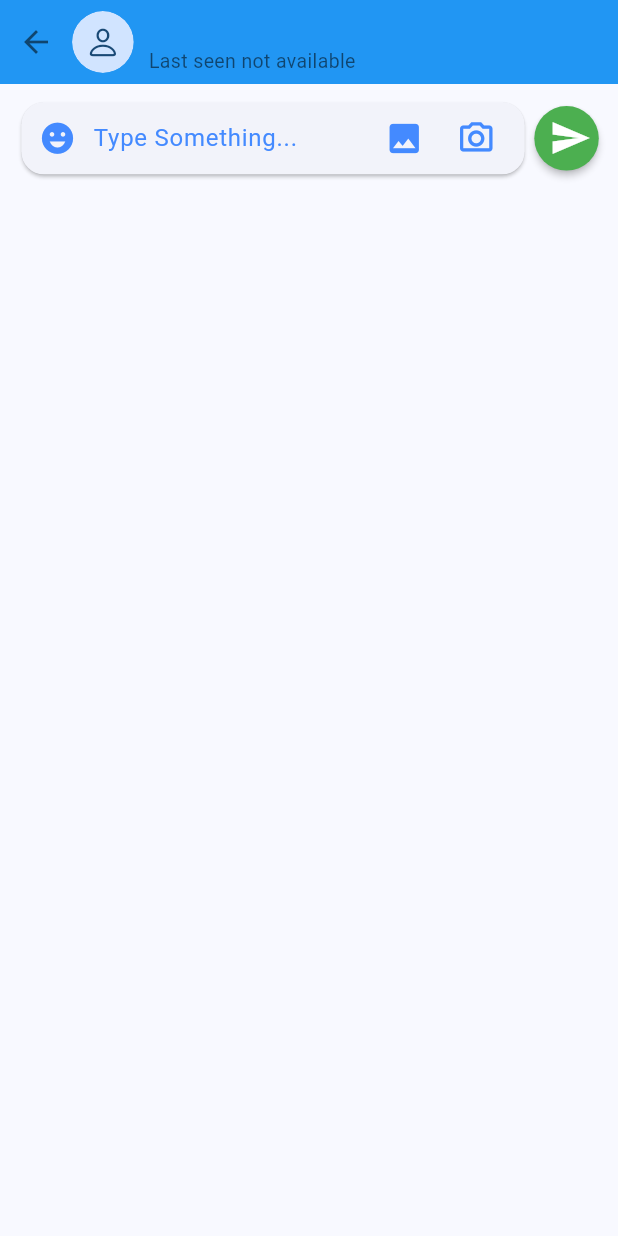
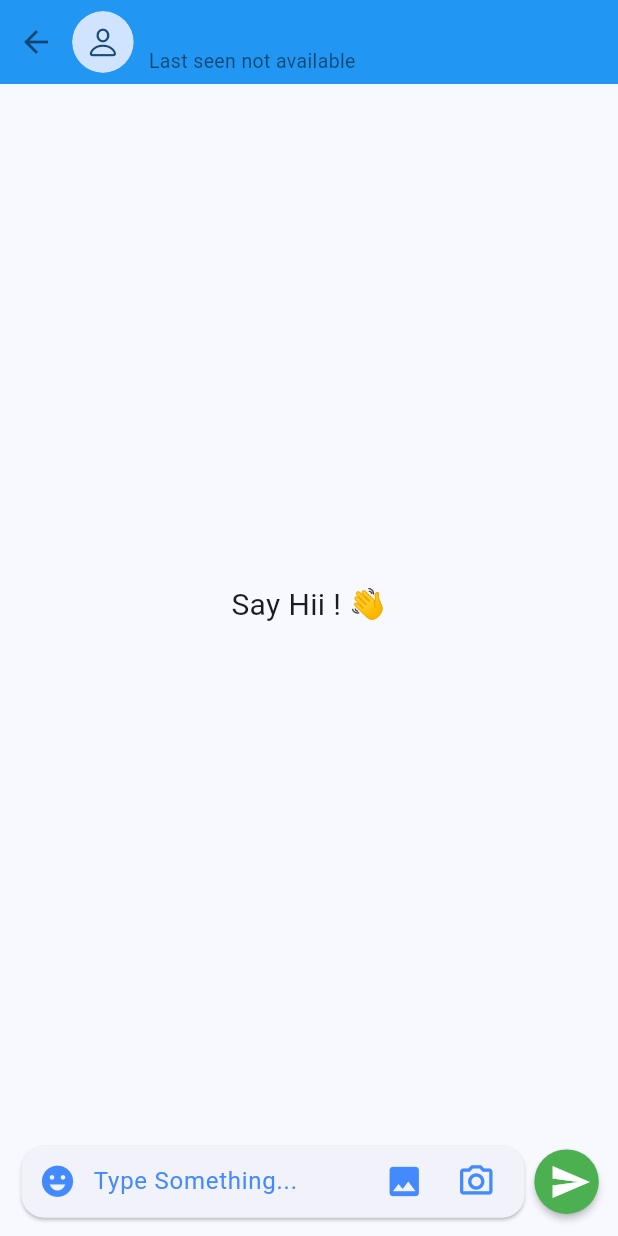
Before and after one commit to mukeshsheoran883/ms_chat, a Flutter app: the ChatScreen screen opened directly with empty values, on a phone screen of 412 x 824 dp. Run offline on Flutter 3.47's test engine with Material 3 defaults, Android fonts, the phone set to English and light mode, and no system bars; drawn by our look-alikes of cached_network_image; our stand-ins replace cloud_firestore, firebase_auth, firebase_core, firebase_storage, google_sign_in, image_picker; accounts and stored records are empty; network calls fail.

Commit message:
Add remaining UI design for Chat Screen

```diff
--- a/lib/ms_chat/screen/chat_screen.dart
+++ b/lib/ms_chat/screen/chat_screen.dart
@@ -2,6 +2,7 @@
 import 'package:flutter/cupertino.dart';
 import 'package:flutter/material.dart';
 import 'package:ms_chat/main.dart';
+import 'package:ms_chat/ms_chat/api/apis.dart';
 import 'package:ms_chat/ms_chat/model/chat_user.dart';
 
 class ChatScreen extends StatefulWidget {
@@ -24,6 +25,47 @@
         ),
         body: Column(
           children: [
+            Expanded(
+              child: StreamBuilder(
+                 stream: APIs.getAllUsers(),
+                builder: (context, snapshot) {
+                  switch (snapshot.connectionState) {
+                    case ConnectionState.waiting:
+                    case ConnectionState.none:
+                      return const Center(
+                        // child: CircularProgressIndicator(),
+                      );
+                    case ConnectionState.active:
+                    case ConnectionState.done:
+                      // final data = snapshot.data?.docs;
+                      // _list = data
+                      //     ?.map((e) => ChatUser.fromJson(e.data()))
+                      //     .toList() ??
+                      //     [];
+                      final _list = [];
+                      if (_list.isNotEmpty) {
+                        return ListView.builder(
+                          itemCount:
+                           _list.length,
+                          padding: EdgeInsets.only(top: mq.height * .01),
+                          physics: const BouncingScrollPhysics(),
+                          itemBuilder: (context, index) {
+
+                            return Text('Message: ${_list[index]} ');
+                          },
+                        );
+                      } else {
+                        return const Center(
+                          child: Text(
+                            'Say Hii ! 👋',
+                            style: TextStyle(fontSize: 20),
+                          ),
+                        );
+                      }
+                  }
+                },
+              ),
+            ),
             _chatInput(),
           ],
         ),
```
Also changed, not shown: lib/ms_chat/widgets/message_card.dart (added, +15 -0 lines).
